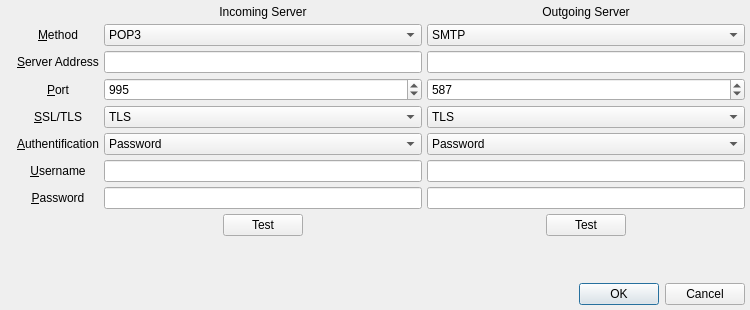
xloem/spot-on-svn, file UI/poptasticsettings.ui: the form before one commit.
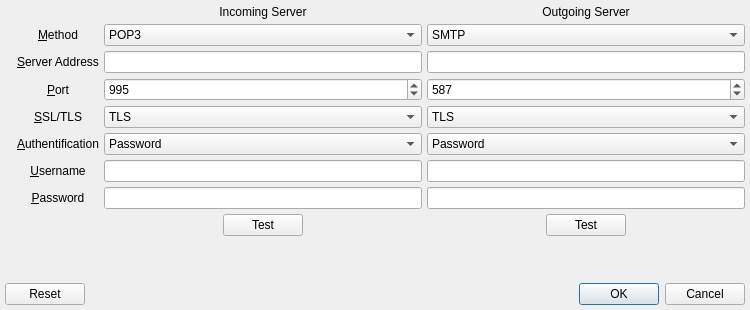
The form after the commit. Icons and pictures are not drawn.

Commit message: Allow reset of poptastic settings.

Diff of the .ui file:
```diff
--- a/UI/poptasticsettings.ui
+++ b/UI/poptasticsettings.ui
@@ -417,7 +417,7 @@
       <enum>Qt::Horizontal</enum>
      </property>
      <property name="standardButtons">
-      <set>QDialogButtonBox::Cancel|QDialogButtonBox::Ok</set>
+      <set>QDialogButtonBox::Cancel|QDialogButtonBox::Ok|QDialogButtonBox::Reset</set>
      </property>
     </widget>
    </item>
```
The commit also changes 4 other files.
